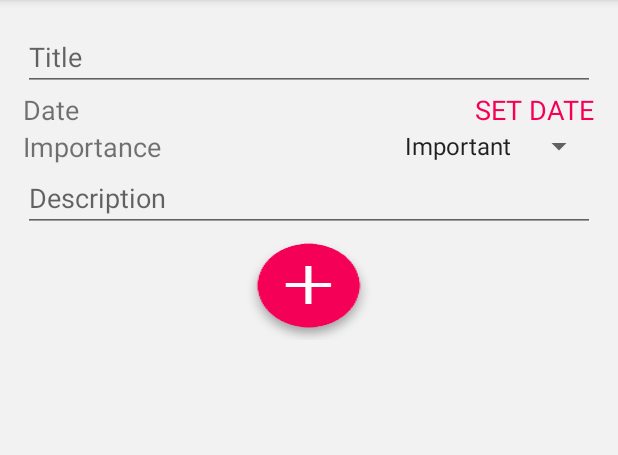
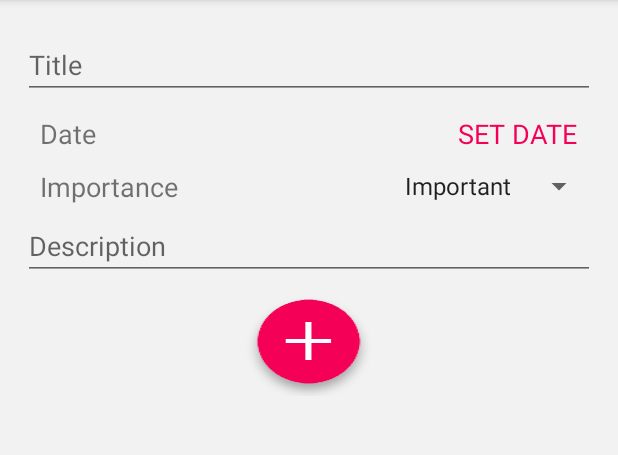
Before and after one commit to ernestaszdanys/mobile_apps_university, an Android app: the screen it shows after launch (MainActivity), after a tap on an icon or button, on a phone screen of 412 x 824 dp, the part 84-539 px from its top. Run offline under Robolectric (Android 15) with nearby library versions, the phone set to English and light mode, and no system bars; 2 statements that could not run were skipped.

Commit message:
Fixed margins for layouts

```diff
--- a/ToDoList/app/src/main/res/layout/activity_main.xml
+++ b/ToDoList/app/src/main/res/layout/activity_main.xml
@@ -18,7 +18,7 @@
         android:background="@color/application_bg"
         android:layout_gravity="start"
         android:choiceMode="singleChoice"
-        android:divider="@color/divider"
+        android:divider="@color/divider2"
         android:dividerHeight="0.5dp" />
 
 </android.support.v4.widget.DrawerLayout>
--- a/ToDoList/app/src/main/res/layout/fragment_add_note.xml
+++ b/ToDoList/app/src/main/res/layout/fragment_add_note.xml
@@ -2,6 +2,7 @@
     android:layout_width="fill_parent"
     android:layout_height="fill_parent"
     android:padding="@dimen/main_padding"
+    android:background="@color/application_bg"
     xmlns:android="http://schemas.android.com/apk/res/android">
 
     <EditText
@@ -10,6 +11,8 @@
         android:id="@+id/editTextTitle"
         android:layout_alignParentTop="true"
         android:hint="@string/title"
+        android:layout_marginBottom="@dimen/main_gap"
+        android:layout_marginTop="@dimen/main_gap"
         android:layout_alignParentLeft="true"
         android:layout_alignParentStart="true"
         android:layout_alignParentRight="true"
@@ -21,6 +24,10 @@
         android:text="@string/date"
         android:textSize="@dimen/text_medium"
         android:id="@+id/textViewDate"
+        android:layout_marginLeft="@dimen/add_note_right_left_margins_text_views"
+        android:layout_marginStart="@dimen/add_note_right_left_margins_text_views"
+        android:layout_marginBottom="@dimen/main_gap"
+        android:layout_marginTop="@dimen/main_gap"
         android:layout_below="@+id/editTextTitle"
         android:layout_alignParentLeft="true"
         android:layout_alignParentStart="true" />
@@ -33,6 +40,10 @@
         android:clickable="true"
         android:textSize="@dimen/text_medium"
         android:textColor="@color/textHighlight2"
+        android:layout_marginRight="@dimen/add_note_right_left_margins_text_views"
+        android:layout_marginEnd="@dimen/add_note_right_left_margins_text_views"
+        android:layout_marginBottom="@dimen/main_gap"
+        android:layout_marginTop="@dimen/main_gap"
         android:layout_below="@+id/editTextTitle"
         android:layout_alignParentRight="true"
         android:layout_alignParentEnd="true" />
@@ -43,6 +54,10 @@
         android:text="@string/importance"
         android:textSize="@dimen/text_medium"
         android:id="@+id/imageViewImportance"
+        android:layout_marginLeft="@dimen/add_note_right_left_margins_text_views"
+        android:layout_marginStart="@dimen/add_note_right_left_margins_text_views"
+        android:layout_marginBottom="@dimen/main_gap"
+        android:layout_marginTop="@dimen/main_gap"
         android:layout_below="@+id/textViewDate"
         android:layout_alignParentLeft="true"
         android:layout_alignParentStart="true" />
@@ -51,6 +66,8 @@
         android:layout_width="wrap_content"
         android:layout_height="wrap_content"
         android:id="@+id/spinnerImportance"
+        android:layout_marginBottom="@dimen/main_gap"
+        android:layout_marginTop="@dimen/main_gap"
         android:layout_below="@+id/textButtonSetDate"
         android:layout_alignParentRight="true"
         android:layout_alignParentEnd="true" />
@@ -62,6 +79,7 @@
         android:ems="10"
         android:hint="@string/description"
         android:id="@+id/editTextDescription"
+        android:layout_marginBottom="@dimen/main_gap"
         android:layout_below="@+id/spinnerImportance"
         android:layout_alignParentLeft="true"
         android:layout_alignParentStart="true"
--- a/ToDoList/app/src/main/res/values/colors.xml
+++ b/ToDoList/app/src/main/res/values/colors.xml
@@ -14,4 +14,5 @@
 
     <!--action bar color-->
     <color name="divider">#3F51B5</color>
+    <color name="divider2">#d0d0d0</color>
 </resources>
--- a/ToDoList/app/src/main/res/values/dimens.xml
+++ b/ToDoList/app/src/main/res/values/dimens.xml
@@ -14,5 +14,7 @@
     <dimen name="note_item_importance_text_margin">10dp</dimen>
     <dimen name="note_item_text_view_margin">2dp</dimen>
     <dimen name="note_item_margin">10dp</dimen>
+    <dimen name="main_gap">5dp</dimen>
+    <dimen name="add_note_right_left_margins_text_views">11dp</dimen>
 
 </resources>
```
Also changed, not shown: ToDoList/app/src/main/res/layout/fragment_settings.xml (+21 -0 lines).
